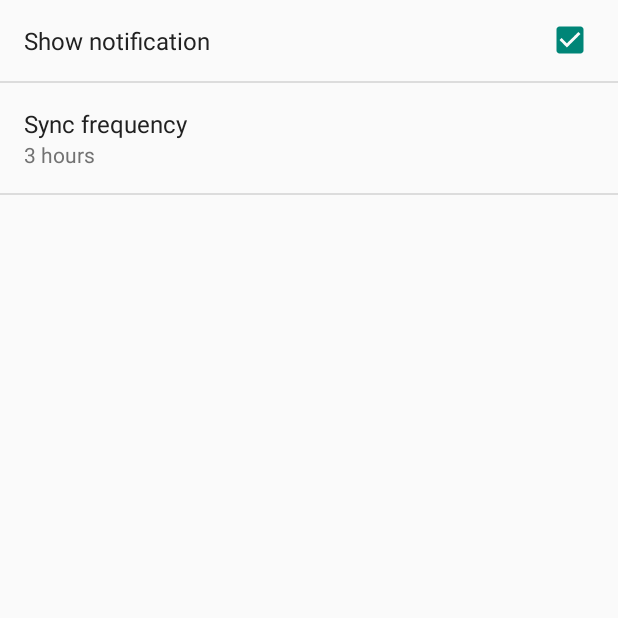
After one commit to Oliver1123/Converter-Lab, an Android app: the SettingsActivity screen opened directly, with no data from a screen before it, on a phone screen of 412 x 824 dp, the top half of it. The commit adds this screen. Run offline under Robolectric (Android 15) with nearby library versions, the phone set to English and light mode, and no system bars.

Commit message:
Add SettingsActivity

```diff
--- /dev/null
+++ b/app/src/main/java/com/example/oliver/someexample/Activities/SettingsActivity.java
@@ -0,0 +1,88 @@
+package com.example.oliver.someexample.Activities;
+
+import android.os.Bundle;
+import android.preference.ListPreference;
+import android.preference.Preference;
+import android.preference.PreferenceActivity;
+import android.preference.PreferenceManager;
+import android.util.Log;
+
+import com.example.oliver.someexample.Constants;
+import com.example.oliver.someexample.R;
+
+
+/**
+ * A {@link PreferenceActivity} that presents a set of application settings. On
+ * handset devices, settings are presented as a single list. On tablets,
+ * settings are split by category, with category headers shown to the left of
+ * the list of settings.
+ * <p/>
+ * See <a href="http://developer.android.com/design/patterns/settings.html">
+ * Android Design: Settings</a> for design guidelines and the <a
+ * href="http://developer.android.com/guide/topics/ui/settings.html">Settings
+ * API Guide</a> for more information on developing a Settings UI.
+ */
+public class SettingsActivity extends PreferenceActivity {
+    @Override
+    public void onCreate(Bundle savedInstanceState) {
+        super.onCreate(savedInstanceState);
+        addPreferencesFromResource(R.xml.pref_settings);
+
+        bindPreferenceSummaryToValue(findPreference(getString(R.string.sync_frequency)));
+    }
+    /**
+     * A preference value change listener that updates the preference's summary
+     * to reflect its new value.
+     */
+    private static Preference.OnPreferenceChangeListener sBindPreferenceSummaryToValueListener = new Preference.OnPreferenceChangeListener() {
+        @Override
+        public boolean onPreferenceChange(Preference preference, Object value) {
+            Log.d(Constants.TAG, "SettingsActivity sBindPreferenceSummaryToValueListener pref:"
+                    + preference.getKey() + " value: " + value);
+            String stringValue = value.toString();
+
+
+            if (preference instanceof ListPreference) {
+                // For list preferences, look up the correct display value in
+                // the preference's 'entries' list.
+                ListPreference listPreference = (ListPreference) preference;
+                int index = listPreference.findIndexOfValue(stringValue);
+
+                // Set the summary to reflect the new value.
+                preference.setSummary(
+                        index >= 0
+                                ? listPreference.getEntries()[index]
+                                : null);
+
+            } else {
+                // For all other preferences, set the summary to the value's
+                // simple string representation.
+                preference.setSummary(stringValue);
+            }
+            return true;
+        }
+    };
+
+    /**
+     * Binds a preference's summary to its value. More specifically, when the
+     * preference's value is changed, its summary (line of text below the
+     * preference title) is updated to reflect the value. The summary is also
+     * immediately updated upon calling this method. The exact display format is
+     * dependent on the type of preference.
+     *
+     * @see #sBindPreferenceSummaryToValueListener
+     */
+    private static void bindPreferenceSummaryToValue(Preference preference) {
+        Log.d(Constants.TAG, "SettingsActivity bindPreferenceSummaryToValue pref:" + preference.getKey());
+        // Set the listener to watch for value changes.
+        preference.setOnPreferenceChangeListener(sBindPreferenceSummaryToValueListener);
+
+        // Trigger the listener immediately with the preference's
+        // current value.
+        sBindPreferenceSummaryToValueListener.onPreferenceChange(preference,
+                PreferenceManager
+                        .getDefaultSharedPreferences(preference.getContext())
+                        .getString(preference.getKey(), ""));
+    }
+
+}
--- a/app/src/main/java/com/example/oliver/someexample/Adapters/OrgAdapter.java
+++ b/app/src/main/java/com/example/oliver/someexample/Adapters/OrgAdapter.java
@@ -88,8 +88,8 @@ public class OrgAdapter extends RecyclerView.Adapter<OrgAdapter.ViewHolder>{
                 mCityTitle.setText("");
             }
 
-            mPhone.setText(mContext.getResources().getString(R.string.phone_info) + _orgInfoModel.getPhone());
-            mAddress.setText(mContext.getResources().getString(R.string.address_info) + _orgInfoModel.getAddress());
+            mPhone.setText(mContext.getString(R.string.phone_info) + _orgInfoModel.getPhone());
+            mAddress.setText(mContext.getString(R.string.address_info) + _orgInfoModel.getAddress());
         }
 
         @Override
--- a/app/src/main/java/com/example/oliver/someexample/Constants.java
+++ b/app/src/main/java/com/example/oliver/someexample/Constants.java
@@ -19,6 +19,7 @@ public class Constants {
     public static final int MENU_ITEM_LINK  = 101;
     public static final int MENU_ITEM_PHONE = 102;
     public static final int MENU_ITEM_MORE  = 103;
+    public static final int NOTIFICATION_ID = 111;
     public static final String UNKNOWN_VALUE = "-";
 
     public static String getLastUpgradeDate(Context _context) {
--- a/app/src/main/res/menu/menu_main.xml
+++ b/app/src/main/res/menu/menu_main.xml
@@ -9,4 +9,10 @@
             app:showAsAction="always|collapseActionView"
             app:actionViewClass="android.support.v7.widget.SearchView"
           />
+      <item android:id="@+id/action_settings"
+            android:title="@string/action_settings"
+            android:icon="@drawable/ic_setting_dark"
+            android:orderInCategory="2"
+            app:showAsAction="ifRoom"
+          />
 </menu>
--- a/app/src/main/res/values/strings.xml
+++ b/app/src/main/res/values/strings.xml
@@ -1,7 +1,6 @@
 <resources>
     <string name="app_name">Converter Lab</string>
 
-    <string name="hello_world">Hello world!</string>
     <string name="action_settings">Settings</string>
     <string name="title_activity_main">Converter Lab</string>
     <string name="action_search">Search</string>
@@ -18,6 +17,9 @@
     <string name="fab_phone_title">Позвонить</string>
     <string name="fab_map_title">Карта</string>
     <string name="btn_share">Share</string>
-    <string name="notification_ticker">Loading...</string>
+    <string name="notification_ticker">Updating data</string>
     <string name="notification_title">Converter Lab: data loading</string>
+
+    <string name="sync_frequency">sync_frequency</string>
+    <string name="notifications_enable">notification_enable</string>
 </resources>
--- /dev/null
+++ b/app/src/main/res/values/strings_activity_settings.xml
@@ -0,0 +1,33 @@
+<resources>
+    <string name="title_activity_settings">Settings</string>
+
+    <!-- Strings related to Settings -->
+
+    <!-- Example settings for Data & Sync -->
+    <string name="pref_header_data_sync">Data synchronization</string>
+
+    <string name="pref_title_sync_frequency">Sync frequency</string>
+    <string-array name="pref_sync_frequency_titles">
+        <item>1 minute</item>
+        <item>15 minutes</item>
+        <item>30 minutes</item>
+        <item>1 hour</item>
+        <item>3 hours</item>
+        <item>6 hours</item>
+        <item>Never</item>
+    </string-array>
+    <string-array name="pref_sync_frequency_values">
+        <item>1</item>
+        <item>15</item>
+        <item>30</item>
+        <item>60</item>
+        <item>180</item>
+        <item>360</item>
+        <item>-1</item>
+    </string-array>
+
+    <!-- Example settings for Notifications -->
+    <string name="pref_header_notifications">Notification when loading</string>
+
+    <string name="pref_title_loading_notifications">Show notification</string>
+</resources>
--- /dev/null
+++ b/app/src/main/res/xml/pref_settings.xml
@@ -0,0 +1,19 @@
+<PreferenceScreen xmlns:android="http://schemas.android.com/apk/res/android">
+
+    <!-- A 'parent' preference, which enables/disables child preferences (below)
+         when checked/unchecked. -->
+    <CheckBoxPreference
+        android:key="@string/notifications_enable"
+        android:title="@string/pref_title_loading_notifications"
+        android:defaultValue="true" />
+
+    <ListPreference
+        android:key="@string/sync_frequency"
+        android:title="@string/pref_title_sync_frequency"
+        android:entries="@array/pref_sync_frequency_titles"
+        android:entryValues="@array/pref_sync_frequency_values"
+        android:defaultValue="180"
+        android:negativeButtonText="@null"
+        android:positiveButtonText="@null" />
+
+</PreferenceScreen>
```
Also changed, not shown: app/build.gradle (+6 -6 lines), app/src/main/AndroidManifest.xml (+8 -4 lines), app/src/main/java/com/example/oliver/someexample/Activities/MainActivity.java (+5 -2 lines), app/src/main/java/com/example/oliver/someexample/DataLoadService.java (+35 -13 lines), 1 other file.
